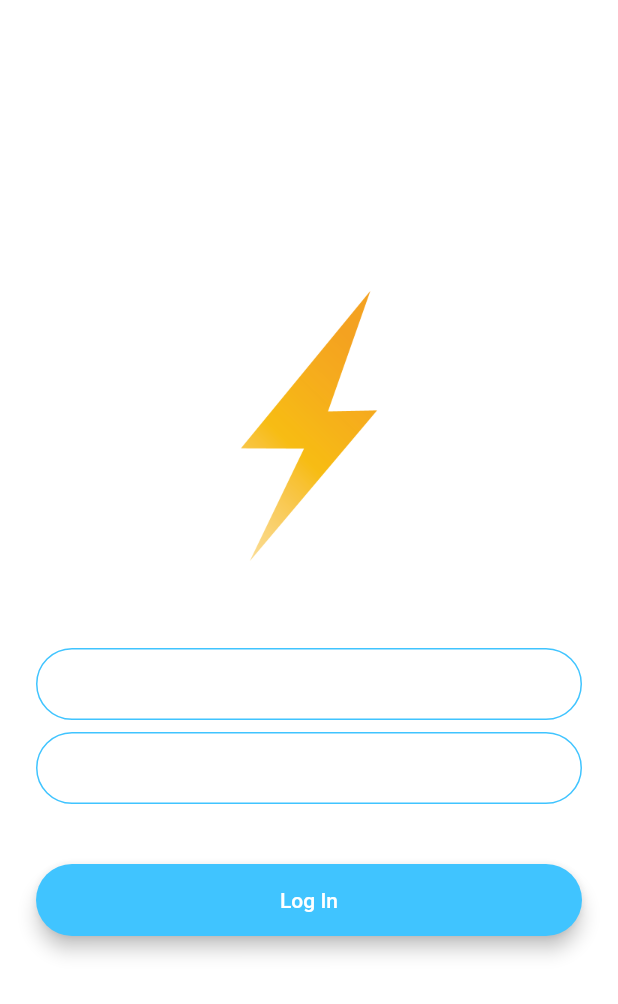
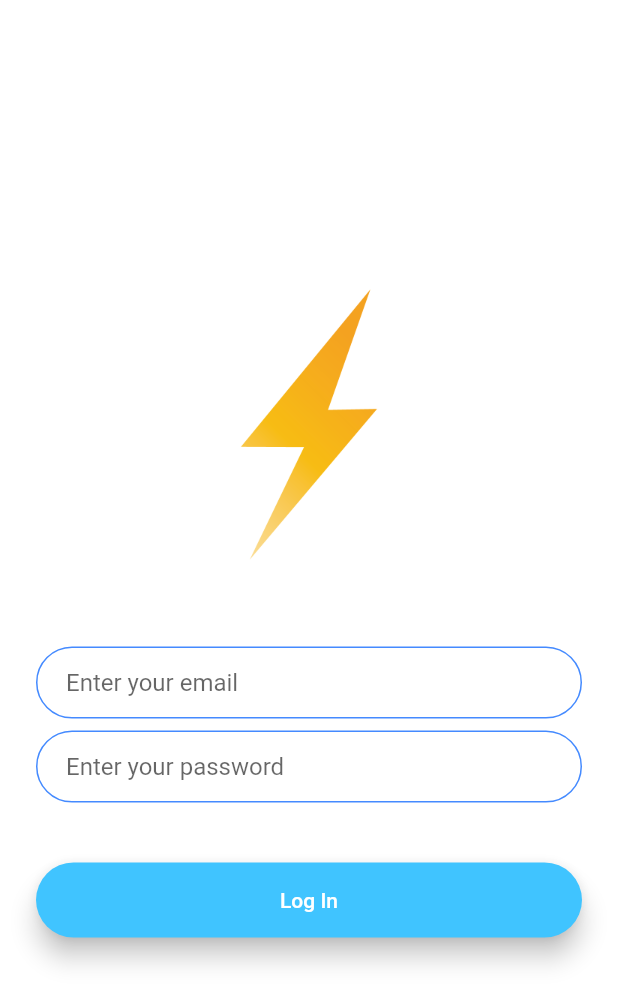
Before and after one commit to RahuII/Chatting-App, a Flutter app: the screen it shows after launch, after a tap on "Log In", on a phone screen of 412 x 824 dp. Shown: the top 1004 px of the screen. Run offline on Flutter 3.47's test engine with Material 2 defaults, Android fonts, the phone set to English and light mode, and no system bars; our stand-ins replace animated_text_kit.

Commit message:
after refactoring

```diff
--- a/lib/constants.dart
+++ b/lib/constants.dart
@@ -17,3 +17,21 @@ const kMessageContainerDecoration = BoxDecoration(
     top: BorderSide(color: Colors.lightBlueAccent, width: 2.0),
   ),
 );
+
+const kTextFieldDecoration = InputDecoration(
+  hintText: 'Enter a value',
+  hoverColor: Colors.black,
+  // hintStyle: TextStyle(color: Colors.grey),
+  contentPadding: EdgeInsets.symmetric(vertical: 10.0, horizontal: 20.0),
+  border: OutlineInputBorder(
+    borderRadius: BorderRadius.all(Radius.circular(32.0)),
+  ),
+  enabledBorder: OutlineInputBorder(
+    borderSide: BorderSide(color: Colors.blueAccent, width: 1.0),
+    borderRadius: BorderRadius.all(Radius.circular(32.0)),
+  ),
+  focusedBorder: OutlineInputBorder(
+    borderSide: BorderSide(color: Colors.blueAccent, width: 2.0),
+    borderRadius: BorderRadius.all(Radius.circular(32.0)),
+  ),
+);
--- a/lib/main.dart
+++ b/lib/main.dart
@@ -13,11 +13,11 @@ class FlashChat extends StatelessWidget {
   Widget build(BuildContext context) {
     return MaterialApp(
       debugShowCheckedModeBanner: false,
-      theme: ThemeData.dark().copyWith(
-        textTheme: const TextTheme(
-          bodyText1: TextStyle(color: Colors.black54),
-        ),
-      ),
+      // theme: ThemeData.dark().copyWith(
+      //   textTheme: const TextTheme(
+      //     bodyText1: TextStyle(color: Colors.black54),
+      //   ),
+      // ),
       initialRoute: WelcomeScreen.id,
       routes: {
         WelcomeScreen.id: (context) => const WelcomeScreen(),
--- a/lib/screens/login_screen.dart
+++ b/lib/screens/login_screen.dart
@@ -1,4 +1,7 @@
+import 'package:flash_chat/constants.dart';
 import 'package:flutter/material.dart';
+
+import '../components/eleveted_button.dart';
 
 class LoginScreen extends StatefulWidget {
   static String id = 'login_screen';
@@ -33,25 +36,9 @@ class _LoginScreenState extends State<LoginScreen> {
                 onChanged: (value) {
                   //Do something with the user input.
                 },
-              decoration: const InputDecoration(
-                hintText: 'Enter your email',
-                contentPadding:
-                    EdgeInsets.symmetric(vertical: 10.0, horizontal: 20.0),
-                border: OutlineInputBorder(
-                  borderRadius: BorderRadius.all(Radius.circular(32.0)),
-                ),
-                enabledBorder: OutlineInputBorder(
-                  borderSide:
-                      BorderSide(color: Colors.lightBlueAccent, width: 1.0),
-                  borderRadius: BorderRadius.all(Radius.circular(32.0)),
-                ),
-                focusedBorder: OutlineInputBorder(
-                  borderSide:
-                      BorderSide(color: Colors.lightBlueAccent, width: 2.0),
-                  borderRadius: BorderRadius.all(Radius.circular(32.0)),
-                ),
-              ),
-            ),
+                decoration: kTextFieldDecoration.copyWith(
+                  hintText: "Enter your email",
+                )),
             const SizedBox(
               height: 8.0,
             ),
@@ -59,45 +46,25 @@ class _LoginScreenState extends State<LoginScreen> {
                 onChanged: (value) {
                   //Do something with the user input.
                 },
-              decoration: const InputDecoration(
-                hintText: 'Enter your password.',
-                contentPadding:
-                    EdgeInsets.symmetric(vertical: 10.0, horizontal: 20.0),
-                border: OutlineInputBorder(
-                  borderRadius: BorderRadius.all(Radius.circular(32.0)),
-                ),
-                enabledBorder: OutlineInputBorder(
-                  borderSide:
-                      BorderSide(color: Colors.lightBlueAccent, width: 1.0),
-                  borderRadius: BorderRadius.all(Radius.circular(32.0)),
-                ),
-                focusedBorder: OutlineInputBorder(
-                  borderSide:
-                      BorderSide(color: Colors.lightBlueAccent, width: 2.0),
-                  borderRadius: BorderRadius.all(Radius.circular(32.0)),
-                ),
-              ),
-            ),
+                decoration: kTextFieldDecoration.copyWith(
+                  hintText: "Enter your password",
+                )),
             const SizedBox(
               height: 24.0,
             ),
             Padding(
               padding: const EdgeInsets.symmetric(vertical: 16.0),
-              child: Material(
-                color: Colors.lightBlueAccent,
-                borderRadius: const BorderRadius.all(Radius.circular(30.0)),
-                elevation: 5.0,
-                child: MaterialButton(
-                  onPressed: () {
-                    //Implement login functionality.
-                  },
-                  minWidth: 200.0,
-                  height: 42.0,
+              child: CustomElevatedButton(
+                onPressed: () {},
+                primaryColorHexCode: 0xFF40C4FF,
                 child: const Text(
                   'Log In',
+                  style: TextStyle(
+                    color: Colors.white,
                   ),
                 ),
               ),
+              // ),
             ),
           ],
         ),
--- a/lib/screens/welcome_screen.dart
+++ b/lib/screens/welcome_screen.dart
@@ -1,7 +1,7 @@
 import 'package:flash_chat/screens/login_screen.dart';
 import 'package:flash_chat/screens/registration_screen.dart';
 import 'package:flutter/material.dart';
-
+import 'package:animated_text_kit/animated_text_kit.dart';
 import '../components/eleveted_button.dart';
 
 class WelcomeScreen extends StatefulWidget {
@@ -58,12 +58,18 @@ class _WelcomeScreenState extends State<WelcomeScreen>
                     height: 60,
                   ),
                 ),
-                const Text(
-                  'Flash Chat',
-                  style: TextStyle(
+                DefaultTextStyle(
+                  style: const TextStyle(
                     fontSize: 45.0,
+                    fontFamily: 'Agne',
+                    color: Colors.black,
                     fontWeight: FontWeight.w900,
-                    color: Colors.black54,
+                  ),
+                  child: AnimatedTextKit(
+                    animatedTexts: [
+                      TypewriterAnimatedText('Flash Chat'),
+                    ],
+                    pause: const Duration(milliseconds: 500),
                   ),
                 ),
               ],
--- a/pubspec.yaml
+++ b/pubspec.yaml
@@ -15,6 +15,7 @@ dependencies:
     sdk: flutter
 
   cupertino_icons: ^1.0.2
+  animated_text_kit: ^4.2.1
 
 dev_dependencies:
   flutter_test:
```
Also changed, not shown: lib/screens/registration_screen.dart (+0 -20 lines), pubspec.lock, 1 other file. Lines whose indentation alone changed are shown as unchanged.
